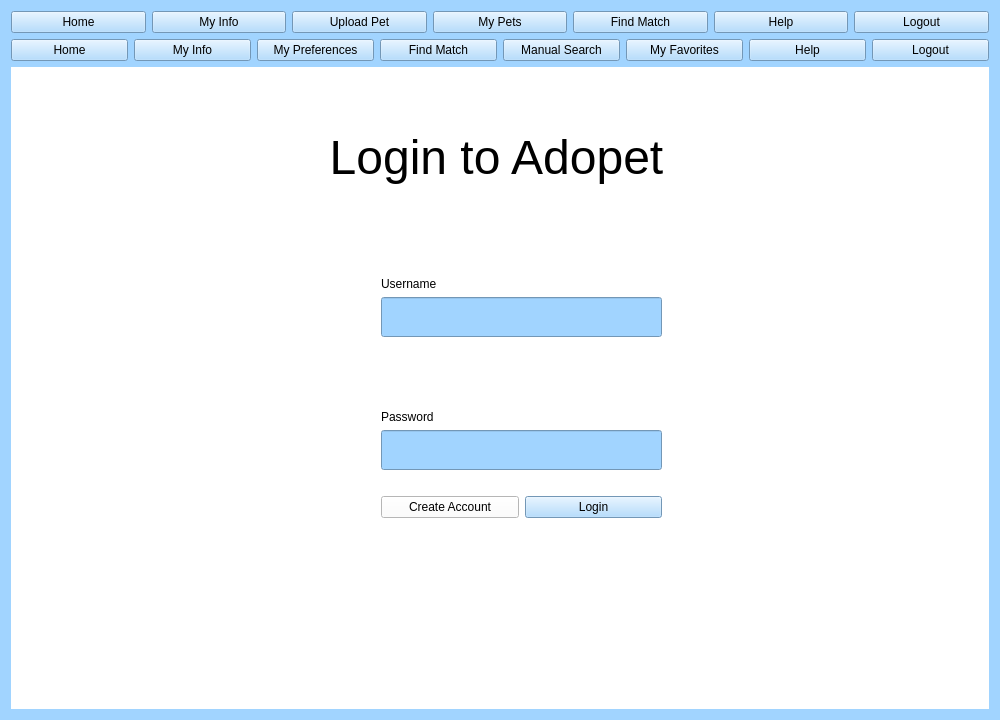
This is team1_1/GUI/gui.ui in lee-anh/Adopet as Qt 5 draws it before an edit. The edited form follows.
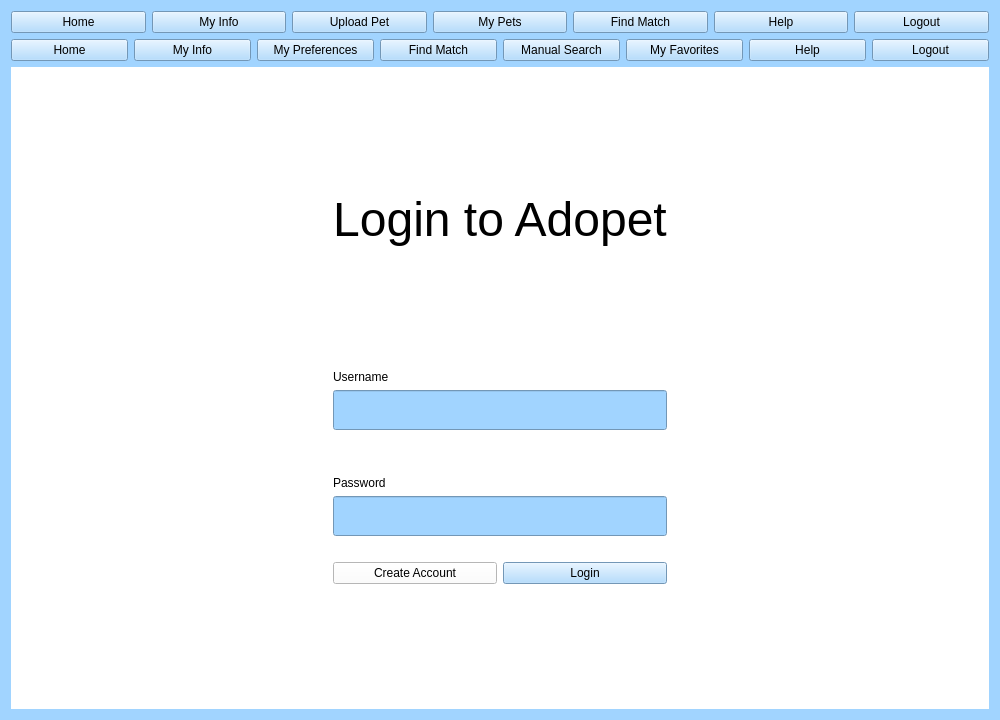
This is the edited form. The open tabs and pages were chosen to show the change.

What changed in the file:
```diff
--- a/team1_1/GUI/gui.ui
+++ b/team1_1/GUI/gui.ui
@@ -45,15 +45,22 @@
       <number>1</number>
      </property>
      <widget class="QWidget" name="Login0">
+      <layout class="QGridLayout" name="gridLayout_3">
+       <item row="0" column="1">
+        <spacer name="verticalSpacer_3">
+         <property name="orientation">
+          <enum>Qt::Vertical</enum>
+         </property>
+         <property name="sizeHint" stdset="0">
+          <size>
+           <width>20</width>
+           <height>79</height>
+          </size>
+         </property>
+        </spacer>
+       </item>
+       <item row="1" column="1" colspan="2">
       <widget class="QLabel" name="label">
-       <property name="geometry">
-        <rect>
-         <x>250</x>
-         <y>50</y>
-         <width>471</width>
-         <height>81</height>
-        </rect>
-       </property>
        <property name="font">
         <font>
          <pointsize>36</pointsize>
@@ -66,15 +73,34 @@
         <set>Qt::AlignCenter</set>
        </property>
       </widget>
-      <widget class="QWidget" name="layoutWidget">
-       <property name="geometry">
-        <rect>
-         <x>370</x>
-         <y>210</y>
-         <width>281</width>
-         <height>241</height>
-        </rect>
-       </property>
+       </item>
+       <item row="2" column="1" colspan="2">
+        <spacer name="verticalSpacer_2">
+         <property name="orientation">
+          <enum>Qt::Vertical</enum>
+         </property>
+         <property name="sizeHint" stdset="0">
+          <size>
+           <width>20</width>
+           <height>78</height>
+          </size>
+         </property>
+        </spacer>
+       </item>
+       <item row="3" column="0">
+        <spacer name="horizontalSpacer">
+         <property name="orientation">
+          <enum>Qt::Horizontal</enum>
+         </property>
+         <property name="sizeHint" stdset="0">
+          <size>
+           <width>342</width>
+           <height>20</height>
+          </size>
+         </property>
+        </spacer>
+       </item>
+       <item row="3" column="1" colspan="2">
        <layout class="QVBoxLayout" name="verticalLayout_11">
         <item>
          <layout class="QVBoxLayout" name="verticalLayout_10">
@@ -172,7 +198,34 @@
          </layout>
         </item>
        </layout>
-      </widget>
+       </item>
+       <item row="3" column="3">
+        <spacer name="horizontalSpacer_2">
+         <property name="orientation">
+          <enum>Qt::Horizontal</enum>
+         </property>
+         <property name="sizeHint" stdset="0">
+          <size>
+           <width>341</width>
+           <height>20</height>
+          </size>
+         </property>
+        </spacer>
+       </item>
+       <item row="4" column="2">
+        <spacer name="verticalSpacer_4">
+         <property name="orientation">
+          <enum>Qt::Vertical</enum>
+         </property>
+         <property name="sizeHint" stdset="0">
+          <size>
+           <width>20</width>
+           <height>79</height>
+          </size>
+         </property>
+        </spacer>
+       </item>
+      </layout>
      </widget>
      <widget class="QWidget" name="MeetPetPage">
       <widget class="QLabel" name="petPic">
```
Lines whose indentation alone changed are shown as unchanged.
